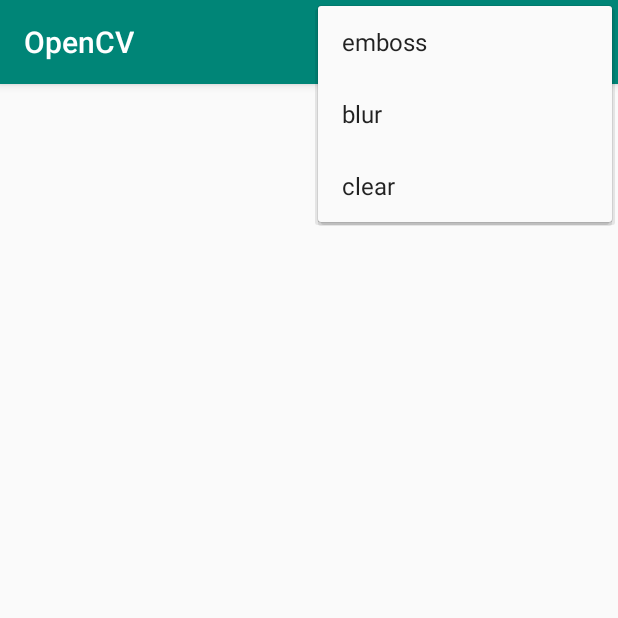
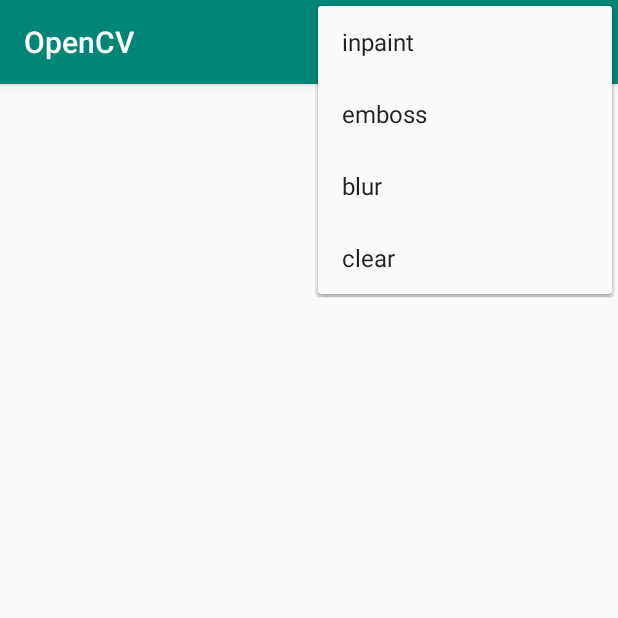
Before and after one commit to EdgarFabiano/tcc, an Android app: the PaintActivity screen opened directly, with no data from a screen before it, with the options menu open, on a phone screen of 412 x 824 dp, the top half of it. Run offline under Robolectric (Android 15) with nearby library versions, the phone set to English and light mode, and no system bars; 3 statements that could not run were skipped.

Commit message:
Correcting the size of bitmap on PaintView

```diff
--- a/app/src/main/java/br/unb/cic/opencv/paint/PaintActivity.java
+++ b/app/src/main/java/br/unb/cic/opencv/paint/PaintActivity.java
@@ -1,8 +1,6 @@
 package br.unb.cic.opencv.paint;
 
-import android.content.Intent;
 import android.graphics.Bitmap;
-import android.graphics.BitmapFactory;
 import android.net.Uri;
 import android.os.Bundle;
 import android.provider.MediaStore;
@@ -14,13 +12,14 @@ import android.view.MenuInflater;
 import android.view.MenuItem;
 
 import java.io.IOException;
-import java.net.URI;
 
 import br.unb.cic.opencv.R;
 
 public class PaintActivity extends AppCompatActivity {
 
     private PaintView paintView;
+
+    private Bitmap image = null;
 
     @Override
     protected void onCreate(Bundle savedInstanceState) {
@@ -30,13 +29,12 @@ public class PaintActivity extends AppCompatActivity {
         DisplayMetrics metrics = new DisplayMetrics();
         getWindowManager().getDefaultDisplay().getMetrics(metrics);
 
-        Bitmap bitmap = null;
         try {
-            bitmap = MediaStore.Images.Media.getBitmap(getContentResolver(), Uri.parse(getIntent().getExtras().getString("imageURL")));
+            image = MediaStore.Images.Media.getBitmap(getContentResolver(), Uri.parse(getIntent().getExtras().getString("imageURL")));
         } catch (IOException e) {
             Log.e(e.getClass().getName(), e.getMessage(), e);
         }
-        paintView.init(metrics, bitmap.copy(Bitmap.Config.ARGB_8888, true));
+        paintView.init(metrics, image.copy(Bitmap.Config.ARGB_8888, true));
     }
 
     @Override
@@ -49,6 +47,11 @@ public class PaintActivity extends AppCompatActivity {
     @Override
     public boolean onOptionsItemSelected(MenuItem item) {
         switch(item.getItemId()) {
+            case R.id.inpaint:
+
+
+
+                return true;
             case R.id.normal:
                 paintView.normal();
                 return true;
--- a/app/src/main/java/br/unb/cic/opencv/paint/PaintView.java
+++ b/app/src/main/java/br/unb/cic/opencv/paint/PaintView.java
@@ -9,6 +9,9 @@ import android.graphics.EmbossMaskFilter;
 import android.graphics.MaskFilter;
 import android.graphics.Paint;
 import android.graphics.Path;
+import android.graphics.PorterDuff;
+import android.os.Build;
+import android.support.annotation.RequiresApi;
 import android.util.AttributeSet;
 import android.util.DisplayMetrics;
 import android.view.MotionEvent;
@@ -17,10 +20,11 @@ import android.view.View;
 import java.util.ArrayList;
 
 
+@RequiresApi(api = Build.VERSION_CODES.O)
 public class PaintView extends View {
 
     public static int BRUSH_SIZE = 50;
-    public static final int DEFAULT_COLOR = Color.RED;
+    public static final int DEFAULT_COLOR = Color.argb(1F, 1F, 0F, 0F);
     public static final int DEFAULT_BG_COLOR = Color.WHITE;
     private static final float TOUCH_TOLERANCE = 4;
     private float mX, mY;
@@ -28,14 +32,12 @@ public class PaintView extends View {
     private Paint mPaint;
     private ArrayList<FingerPath> paths = new ArrayList<>();
     private int currentColor;
-    private int backgroundColor = DEFAULT_BG_COLOR;
-    private int strokeWidth;
     private boolean emboss;
     private boolean blur;
-    private MaskFilter mEmboss;
-    private MaskFilter mBlur;
-    private Bitmap mBitmap;
-    private Canvas mCanvas;
+    private MaskFilter mEmboss = new EmbossMaskFilter(new float[] {1, 1, 1}, 0.4f, 6, 3.5f);
+    private MaskFilter mBlur = new BlurMaskFilter(5, BlurMaskFilter.Blur.NORMAL);
+    private Bitmap mBitmap, mask;
+    private Canvas bg, mCanvas;
     private Paint mBitmapPaint = new Paint(Paint.DITHER_FLAG);
 
     public PaintView(Context context) {
@@ -48,15 +50,13 @@ public class PaintView extends View {
         mPaint.setAntiAlias(true);
         mPaint.setDither(true);
         mPaint.setColor(DEFAULT_COLOR);
-        mPaint.setAlpha(10);
+//        mPaint.setAlpha(10);
         mPaint.setStyle(Paint.Style.STROKE);
         mPaint.setStrokeJoin(Paint.Join.ROUND);
         mPaint.setStrokeCap(Paint.Cap.ROUND);
         mPaint.setXfermode(null);
         mPaint.setAlpha(0xff);
 
-        mEmboss = new EmbossMaskFilter(new float[] {1, 1, 1}, 0.4f, 6, 3.5f);
-        mBlur = new BlurMaskFilter(5, BlurMaskFilter.Blur.NORMAL);
     }
 
     public void init(DisplayMetrics metrics, Bitmap bitmap) {
@@ -64,15 +64,25 @@ public class PaintView extends View {
         double width = metrics.widthPixels;
 
         if (bitmap != null) {
-            mBitmap = Bitmap.createScaledBitmap(bitmap, (int)width, (int)((width/(double)bitmap.getWidth()) * bitmap.getScaledHeight(metrics)), false);
+            mBitmap = Bitmap.createScaledBitmap(bitmap, (int)width, (int)((width/(double)bitmap.getWidth()) * bitmap.getScaledHeight(metrics)), true);
         } else {
             mBitmap = Bitmap.createBitmap((int)width, (int)height, Bitmap.Config.ARGB_8888);
         }
 
-        mCanvas = new Canvas(mBitmap);
+        mask = adjustOpacity(mBitmap.copy(Bitmap.Config.ARGB_8888, true), 255);
+
+        bg = new Canvas(mBitmap);
+        mCanvas = new Canvas(mask);
 
         currentColor = DEFAULT_COLOR;
-        strokeWidth = BRUSH_SIZE;
+    }
+
+    private Bitmap adjustOpacity(Bitmap bitmap, int opacity) {
+        Bitmap mutableBitmap = bitmap.isMutable() ? bitmap : bitmap.copy(Bitmap.Config.ARGB_8888, true);
+        Canvas canvas = new Canvas(mutableBitmap);
+        int colour = (opacity & 0xFF) << 24;
+        canvas.drawColor(colour, PorterDuff.Mode.DST_IN);
+        return mutableBitmap;
     }
 
     public void normal() {
@@ -91,7 +101,6 @@ public class PaintView extends View {
     }
 
     public void clear() {
-        backgroundColor = DEFAULT_BG_COLOR;
         paths.clear();
         normal();
         invalidate();
@@ -100,7 +109,7 @@ public class PaintView extends View {
     @Override
     protected void onDraw(Canvas canvas) {
         canvas.save();
-//        mCanvas.drawColor(backgroundColor, PorterDuff.Mode.ADD);
+//        mCanvas.drawColor(DEFAULT_BG_COLOR, PorterDuff.Mode.ADD);
 
         for (FingerPath fp : paths) {
             mPaint.setColor(fp.color);
@@ -116,13 +125,13 @@ public class PaintView extends View {
 
         }
 
-        canvas.drawBitmap(mBitmap, 0, 0, mBitmapPaint);
+        canvas.drawBitmap(mask, 0, 0, mBitmapPaint);
         canvas.restore();
     }
 
     private void touchStart(float x, float y) {
         mPath = new Path();
-        FingerPath fp = new FingerPath(currentColor, emboss, blur, strokeWidth, mPath);
+        FingerPath fp = new FingerPath(currentColor, emboss, blur, BRUSH_SIZE, mPath);
         paths.add(fp);
 
         mPath.reset();
--- a/app/src/main/res/layout/paint_view.xml
+++ b/app/src/main/res/layout/paint_view.xml
@@ -1,5 +1,5 @@
 <?xml version="1.0" encoding="utf-8"?>
-<RelativeLayout xmlns:android="http://schemas.android.com/apk/res/android"
+<LinearLayout xmlns:android="http://schemas.android.com/apk/res/android"
     xmlns:tools="http://schemas.android.com/tools"
     android:id="@+id/activity_main"
     android:layout_width="match_parent"
@@ -10,4 +10,4 @@
         android:id="@+id/paintView"
         android:layout_width="match_parent"
         android:layout_height="match_parent" />
-</RelativeLayout>
+</LinearLayout>
--- a/app/src/main/res/menu/paint_menu.xml
+++ b/app/src/main/res/menu/paint_menu.xml
@@ -1,5 +1,8 @@
 <?xml version="1.0" encoding="utf-8"?>
 <menu xmlns:android="http://schemas.android.com/apk/res/android">
+
+    <item android:id="@+id/inpaint"
+        android:title="inpaint"/>
 
     <item android:id="@+id/emboss"
         android:title="emboss"/>
```
Also changed, not shown: app/src/main/AndroidManifest.xml (+10 -1 lines).
